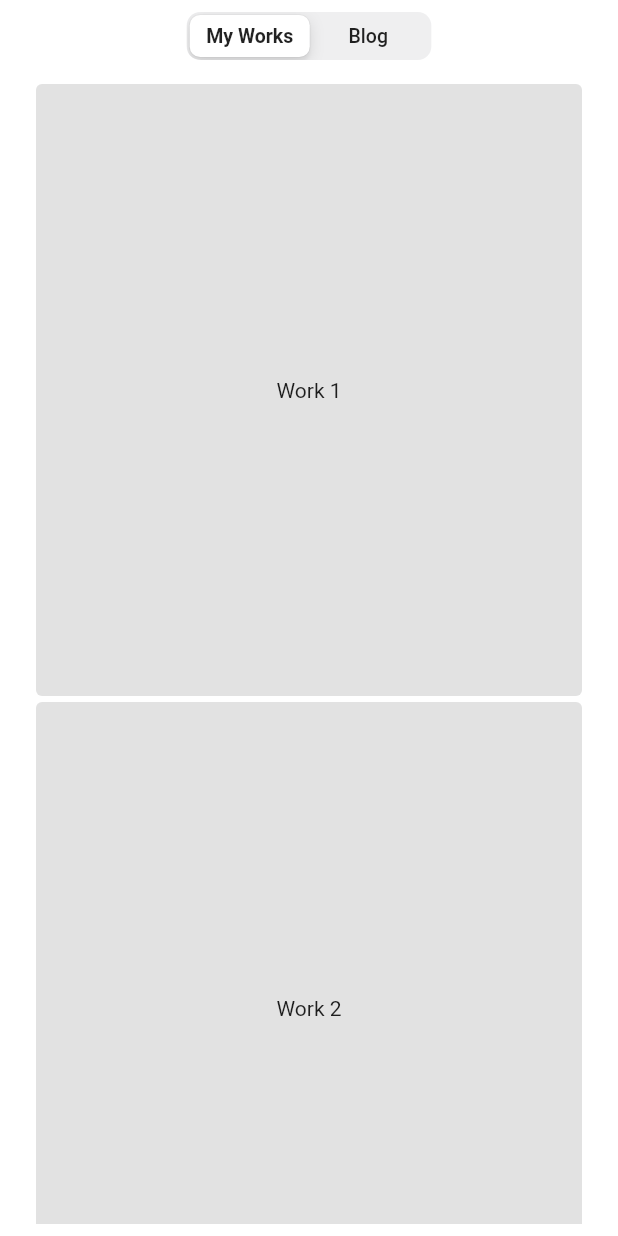
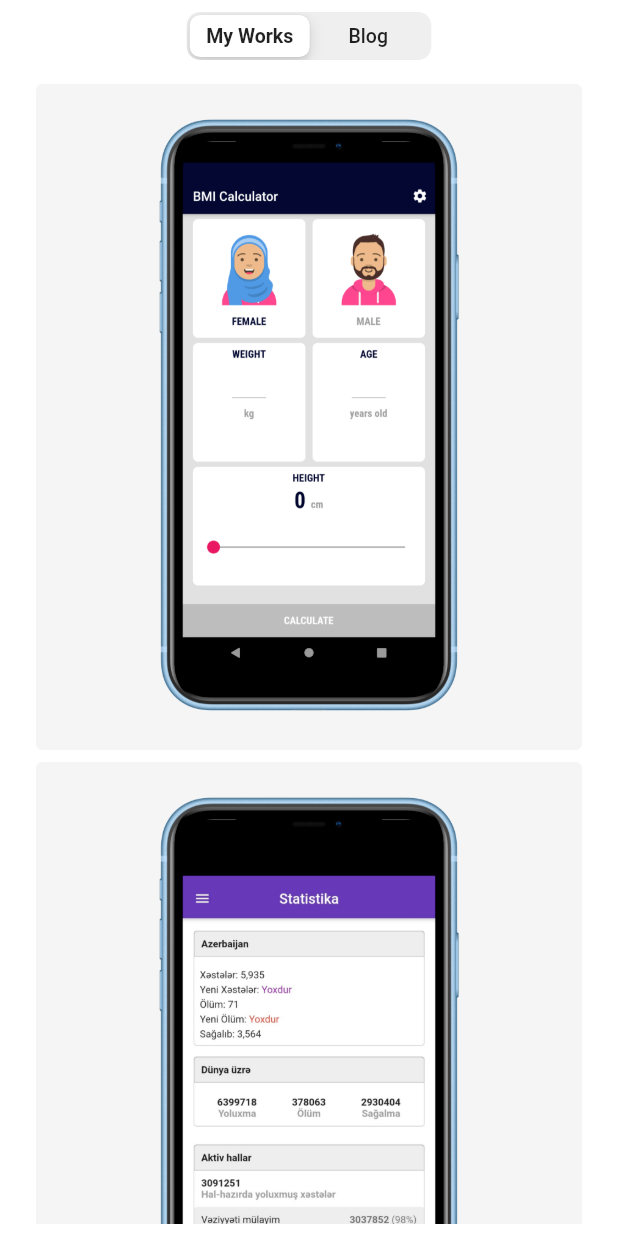
Before and after one commit to thisisyusub/Portfolio, a Flutter app: the screen it shows after launch, item 3 of the bottom bar chosen, on a phone screen of 412 x 824 dp. Run offline on Flutter 3.47's test engine with Material 2 defaults, Android fonts, the phone set to English and light mode, and no system bars; our stand-ins replace font_awesome_flutter, google_fonts, scroll_to_index, url_strategy.

Commit message:
work page upgraded

```diff
--- /dev/null
+++ b/lib/presentation/pages/work/widgets/hovered_item.dart
@@ -0,0 +1,118 @@
+import 'package:flutter/cupertino.dart';
+import 'package:flutter/material.dart';
+import 'package:url_launcher/url_launcher.dart';
+
+import '../../../responsive_x.dart';
+
+class HoveredWorkItem extends StatefulWidget {
+  final String title;
+  final String imagePath;
+  final String externalUrl;
+  final String? sourceCodeUrl;
+
+  HoveredWorkItem({
+    required this.title,
+    required this.imagePath,
+    required this.externalUrl,
+    this.sourceCodeUrl,
+  });
+
+  @override
+  _HoveredWorkItemState createState() => _HoveredWorkItemState();
+}
+
+class _HoveredWorkItemState extends State<HoveredWorkItem> {
+  bool focused = false;
+
+  @override
+  Widget build(BuildContext context) {
+    return ResponsiveX(builder: (ctx, deviceInfo) {
+      final isMobile = deviceInfo.deviceType == DeviceType.mobile;
+
+      return MouseRegion(
+        onHover: (_) {
+          setState(() {
+            focused = true;
+          });
+        },
+        onExit: (_) {
+          setState(() {
+            focused = false;
+          });
+        },
+        child: Stack(
+          children: [
+            Container(
+              padding: const EdgeInsets.all(16.0),
+              margin: const EdgeInsets.only(bottom: 8.0),
+              decoration: BoxDecoration(
+                color: Theme.of(context).primaryColor.withOpacity(
+                      0.1,
+                    ),
+                borderRadius: BorderRadius.circular(4.0),
+              ),
+              child: Center(
+                child: Image.asset(
+                  widget.imagePath,
+                  height: deviceInfo.size.height / 2,
+                ),
+              ),
+            ),
+            if (focused)
+              Container(
+                height: deviceInfo.size.height / 2 + 32,
+                width: double.infinity,
+                padding: const EdgeInsets.all(16.0),
+                margin: const EdgeInsets.only(bottom: 8.0),
+                decoration: BoxDecoration(
+                  color: Colors.black.withOpacity(0.75),
+                  borderRadius: BorderRadius.circular(4.0),
+                ),
+                child: Column(
+                  children: [
+                    Spacer(),
+                    Text(
+                      widget.title,
+                      style: Theme.of(context)
+                          .textTheme
+                          .headline6
+                          ?.copyWith(color: Colors.white),
+                    ),
+                    Spacer(),
+                    _button('Go To App', 'sad'),
+                    const SizedBox(height: 10),
+                    _button('Source Code', 'sad', Colors.green),
+                  ],
+                ),
+              ),
+          ],
+        ),
+      );
+    });
+  }
+
+  Widget _button(String title, String url, [Color? color]) {
+    return SizedBox(
+      width: double.infinity,
+      height: 40,
+      child: ElevatedButton(
+        style: ButtonStyle(
+          backgroundColor: MaterialStateProperty.resolveWith<Color>((states) {
+            if (states.contains(MaterialState.hovered)) {
+              return color?.withOpacity(0.8) ??
+                  Theme.of(context).focusColor.withOpacity(0.7);
+            }
+
+            return color ?? Theme.of(context).focusColor;
+          }),
+        ),
+        onPressed: () async {
+          if (await canLaunch(url)) {
+            launch(url);
+          }
+        },
+        child: Text(title),
+      ),
+    );
+  }
+}
--- a/lib/presentation/pages/work/widgets/responsive_multi_item_builder.dart
+++ b/lib/presentation/pages/work/widgets/responsive_multi_item_builder.dart
@@ -6,10 +6,12 @@ import '../../../utils/smooth_scroll.dart';
 
 class ResponsiveMultiChildBuilder extends StatelessWidget {
   final IndexedWidgetBuilder itemBuilder;
+  final IndexedWidgetBuilder? mobileItemBuilder;
   final int itemCount;
 
   ResponsiveMultiChildBuilder({
     required this.itemBuilder,
+    this.mobileItemBuilder,
     required this.itemCount,
   });
 
@@ -37,7 +39,9 @@ class ResponsiveMultiChildBuilder extends StatelessWidget {
               minWidth: double.infinity,
               minHeight: deviceInfo.size.height / 2,
             ),
-            child: itemBuilder(ctx, i),
+            child: mobileItemBuilder != null
+                ? mobileItemBuilder?.call(ctx, i)
+                : itemBuilder(ctx, i),
           ),
           itemCount: itemCount,
         );
@@ -75,7 +79,10 @@ class ResponsiveMultiChildBuilder extends StatelessWidget {
         );
       }
 
-      return multiElementBuilder;
+      return CupertinoScrollbar(
+        controller: _controller,
+        child: multiElementBuilder,
+      );
     });
   }
 }
--- a/lib/presentation/pages/work/work_page.dart
+++ b/lib/presentation/pages/work/work_page.dart
@@ -1,7 +1,18 @@
 import 'package:flutter/cupertino.dart';
 import 'package:flutter/material.dart';
 
+import 'widgets/hovered_item.dart';
 import 'widgets/responsive_multi_item_builder.dart';
+
+class Work {
+  Work({
+    required this.title,
+    required this.imagePath,
+  });
+
+  final String imagePath;
+  final String title;
+}
 
 class WorkPage extends StatefulWidget {
   @override
@@ -13,13 +24,22 @@ class _WorkPageState extends State<WorkPage> {
   int selection = 0;
 
   final works = [
-    'Work 1',
-    'Work 2',
-    'Work 3',
-    'Work 4',
-    'Work 5',
-    'Work 6',
-    'Work 7',
+    Work(
+      imagePath: 'lib/assets/bmi_calculator.png',
+      title: 'BMI Calculator',
+    ),
+    Work(
+      imagePath: 'lib/assets/corona_tracker.png',
+      title: 'Corona Tracker',
+    ),
+    Work(
+      imagePath: 'lib/assets/i_read_quran.png',
+      title: 'Mən Quran oxuyuram',
+    ),
+    Work(
+      imagePath: 'lib/assets/travelx.png',
+      title: 'TravelX',
+    ),
   ];
 
   final blog = [
@@ -52,6 +72,8 @@ class _WorkPageState extends State<WorkPage> {
 
   @override
   Widget build(BuildContext context) {
+    final mq = MediaQuery.of(context).size;
+
     return Scaffold(
       body: SafeArea(
         child: Padding(
@@ -82,23 +104,15 @@ class _WorkPageState extends State<WorkPage> {
               Expanded(
                 child: PageView(
                   controller: controller,
-                  physics: NeverScrollableScrollPhysics(),
                   children: [
                     ResponsiveMultiChildBuilder(
                       itemBuilder: (_, index) {
-                        return Container(
-                          margin: const EdgeInsets.only(bottom: 4.0),
-                          decoration: BoxDecoration(
-                            color: Theme.of(context).primaryColor.withOpacity(
-                                  0.3,
-                                ),
-                            borderRadius: BorderRadius.circular(4.0),
-                          ),
-                          child: Center(
-                            child: Text(
-                              works[index],
-                            ),
-                          ),
+                        final work = works[index];
+
+                        return HoveredWorkItem(
+                          title: work.title,
+                          imagePath: work.imagePath,
+                          externalUrl: work.imagePath,
                         );
                       },
                       itemCount: works.length,
```
Also changed, not shown: lib/assets/bmi_calculator.png (added), lib/assets/corona_tracker.png (added), lib/assets/i_read_quran.png (added), lib/assets/travelx.png (added).
